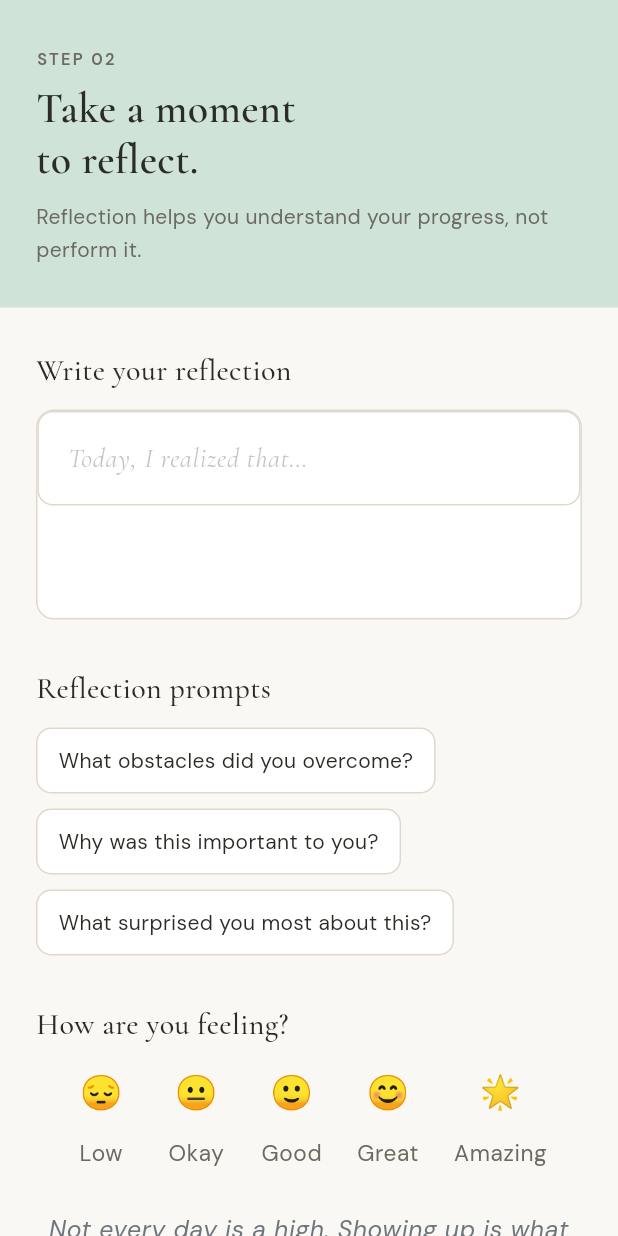
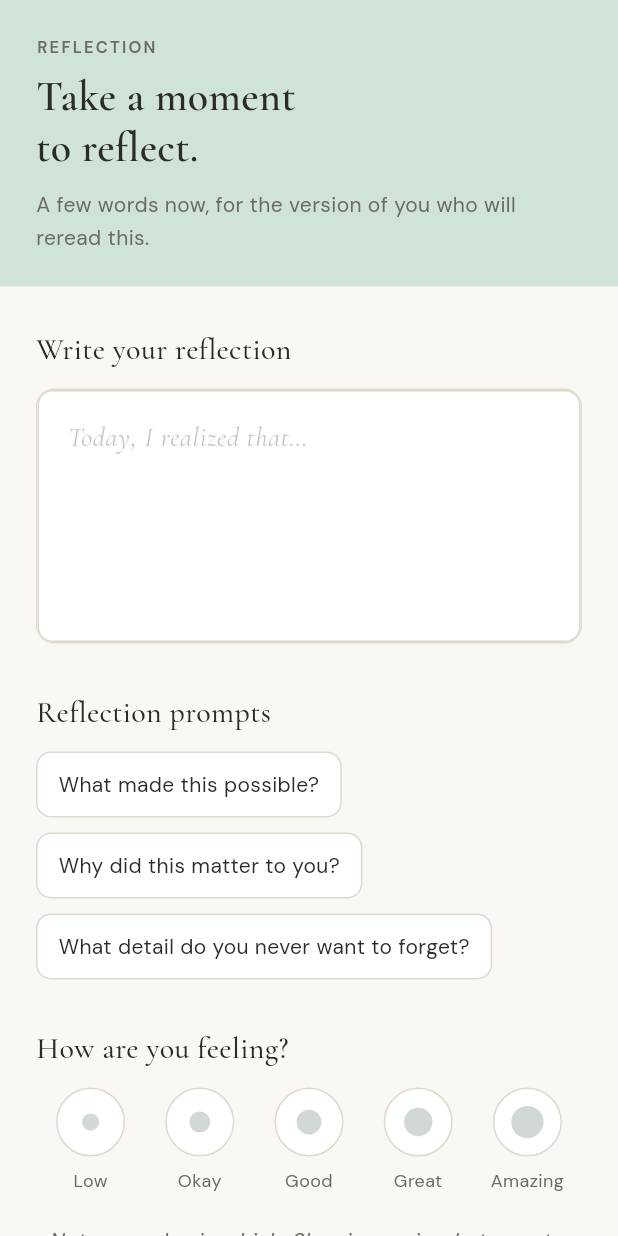
Before and after one commit to dailywinai-ui/my-flutter-app, a Flutter app: the ReflectionScreen screen opened by its route, on a phone screen of 412 x 824 dp. Run offline on Flutter 3.47's test engine with Material 3 defaults, Android fonts, the phone set to English and light mode, and no system bars; our stand-ins replace cached_network_image, connectivity_plus, fl_chart, flutter_local_notifications, flutter_svg, flutter_timezone and 9 more; missing offline and left inert: universal_html; accounts and stored records are empty; project files that could hold a hidden picture were left out.

Commit message:
Refresh reflection page and fix expanding text box

```diff
--- a/lib/presentation/reflection_screen/reflection_screen.dart
+++ b/lib/presentation/reflection_screen/reflection_screen.dart
@@ -29,17 +29,14 @@ class _ReflectionScreenState extends State<ReflectionScreen>
 
   final List<String> _allPrompts = [
     'What made this possible?',
-    'How do you feel about this achievement?',
-    'What did you learn from this experience?',
-    'What would you do differently next time?',
-    'Who helped you achieve this win?',
-    'What\'s your next step forward?',
-    'Why was this important to you?',
-    'What surprised you most about this?',
-    'How will this help you in the future?',
+    'What do you want to remember about this?',
+    'Who was part of this?',
+    'What almost stopped you?',
+    'What detail do you never want to forget?',
+    'What would you tell yourself from a year ago?',
+    'Why did this matter to you?',
+    'What surprised you?',
     'What are you most proud of?',
-    'What obstacles did you overcome?',
-    'How has this changed you?',
   ];
 
   late final List<String> _displayedPrompts;
@@ -142,13 +139,13 @@ class _ReflectionScreenState extends State<ReflectionScreen>
               child: SafeArea(
                 bottom: false,
                 child: Padding(
-                  padding: const EdgeInsets.fromLTRB(24, 32, 24, 28),
+                  padding: const EdgeInsets.fromLTRB(24, 24, 24, 22),
                   child: Column(
                     crossAxisAlignment: CrossAxisAlignment.start,
                     children: [
                       // Eyebrow
                       Text(
-                        'STEP 02',
+                        'REFLECTION',
                         style: WDDLDesignSystem.eyebrow,
                       ),
                       const SizedBox(height: 8),
@@ -167,7 +164,7 @@ class _ReflectionScreenState extends State<ReflectionScreen>
                       const SizedBox(height: 10),
 
                       Text(
-                        'Reflection helps you understand your progress, not perform it.',
+                        'A few words now, for the version of you who will reread this.',
                         style: WDDLDesignSystem.body.copyWith(
                           color: WDDLDesignSystem.inkMuted,
                         ),
@@ -193,7 +190,7 @@ class _ReflectionScreenState extends State<ReflectionScreen>
                     const SizedBox(height: 12),
 
                     Container(
-                      constraints: const BoxConstraints(minHeight: 140),
+                      height: 170,
                       decoration: BoxDecoration(
                         color: Colors.white,
                         borderRadius: BorderRadius.circular(12),
@@ -202,6 +199,9 @@ class _ReflectionScreenState extends State<ReflectionScreen>
                       child: TextField(
                         controller: _reflectionController,
                         maxLines: null,
+                        minLines: null,
+                        expands: true,
+                        textAlignVertical: TextAlignVertical.top,
                         style: WDDLDesignSystem.journalText,
                         decoration: InputDecoration(
                           hintText: 'Today, I realized that…',
--- a/lib/presentation/reflection_screen/widgets/reflection_mood_selector_widget.dart
+++ b/lib/presentation/reflection_screen/widgets/reflection_mood_selector_widget.dart
@@ -1,6 +1,7 @@
 import 'package:flutter/material.dart';
 import 'package:flutter/services.dart';
-import 'package:sizer/sizer.dart';
+
+import 'package:win_daily/theme/wddl_design_system.dart';
 
 class ReflectionMoodSelectorWidget extends StatelessWidget {
   final int? selectedMood;
@@ -11,23 +12,6 @@ class ReflectionMoodSelectorWidget extends StatelessWidget {
     required this.selectedMood,
     required this.onMoodSelected,
   });
-
-  String _getMoodEmoji(int mood) {
-    switch (mood) {
-      case 1:
-        return '😔';
-      case 2:
-        return '😐';
-      case 3:
-        return '🙂';
-      case 4:
-        return '😊';
-      case 5:
-        return '🌟';
-      default:
-        return '';
-    }
-  }
 
   String _getMoodLabel(int mood) {
     switch (mood) {
@@ -48,18 +32,16 @@ class ReflectionMoodSelectorWidget extends StatelessWidget {
 
   @override
   Widget build(BuildContext context) {
-    final theme = Theme.of(context);
-
     return Column(
       crossAxisAlignment: CrossAxisAlignment.start,
       children: [
         Row(
-          mainAxisAlignment: MainAxisAlignment.spaceEvenly,
           children: List.generate(5, (index) {
             final mood = index + 1;
             final isSelected = selectedMood == mood;
-
-            return GestureDetector(
+            final dotSize = 9.0 + mood * 2.5;
+            return Expanded(
+              child: GestureDetector(
                 onTap: () {
                   HapticFeedback.lightImpact();
                   onMoodSelected(mood);
@@ -69,62 +51,58 @@ class ReflectionMoodSelectorWidget extends StatelessWidget {
                   children: [
                     AnimatedContainer(
                       duration: const Duration(milliseconds: 200),
-                    width: isSelected ? 11.34.w : 9.72.w,
-                    height: isSelected ? 11.34.w : 9.72.w,
+                      width: 46,
+                      height: 46,
                       decoration: BoxDecoration(
                         shape: BoxShape.circle,
-                      color:
-                          isSelected
-                              ? const Color(0xFF7A9D8E).withValues(alpha: 0.15)
-                              : Colors.transparent,
-                      boxShadow:
-                          isSelected
-                              ? [
-                                BoxShadow(
-                                  color: const Color(
-                                    0xFF7A9D8E,
-                                  ).withValues(alpha: 0.2),
-                                  blurRadius: 12,
-                                  offset: const Offset(0, 2),
+                        color: isSelected
+                            ? WDDLDesignSystem.sageBg
+                            : Colors.white,
+                        border: Border.all(
+                          color: isSelected
+                              ? WDDLDesignSystem.sage
+                              : WDDLDesignSystem.beigeDark,
+                          width: isSelected ? 1.5 : 1,
                         ),
-                              ]
-                              : null,
                       ),
                       child: Center(
-                      child: Text(
-                        _getMoodEmoji(mood),
-                        style: TextStyle(
-                          fontSize: isSelected ? 19.44.sp : 16.2.sp,
+                        child: Container(
+                          width: dotSize,
+                          height: dotSize,
+                          decoration: BoxDecoration(
+                            shape: BoxShape.circle,
+                            color: isSelected
+                                ? WDDLDesignSystem.sage
+                                : WDDLDesignSystem.sage
+                                    .withValues(alpha: 0.35),
                           ),
                         ),
                       ),
                     ),
-                  SizedBox(height: 1.h),
+                    const SizedBox(height: 8),
                     Text(
                       _getMoodLabel(mood),
-                    style: theme.textTheme.bodySmall?.copyWith(
-                      color:
-                          isSelected
-                              ? const Color(0xFF7A9D8E)
-                              : theme.colorScheme.onSurfaceVariant,
+                      style: WDDLDesignSystem.caption.copyWith(
+                        color: isSelected
+                            ? WDDLDesignSystem.sage
+                            : WDDLDesignSystem.inkMuted,
                         fontWeight:
                             isSelected ? FontWeight.w600 : FontWeight.w400,
-                      fontSize: 11.sp,
                       ),
                       textAlign: TextAlign.center,
                     ),
                   ],
                 ),
+              ),
             );
           }),
         ),
-        SizedBox(height: 3.h),
+        const SizedBox(height: 20),
         Center(
           child: Text(
             'Not every day is a high. Showing up is what counts.',
-            style: theme.textTheme.bodySmall?.copyWith(
-              color: const Color(0xFF6E767D),
-              fontSize: 12.sp,
+            style: WDDLDesignSystem.body.copyWith(
+              color: WDDLDesignSystem.inkMuted,
               fontStyle: FontStyle.italic,
             ),
             textAlign: TextAlign.center,
```
Also changed, not shown: lib/models/daily_win.dart (line endings or trailing spaces), 4 other files. Lines whose indentation alone changed are shown as unchanged.
